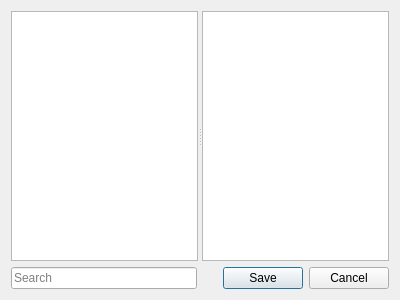
Old version of the form groupdialog.ui in the repository Kuszki/EW-Database.
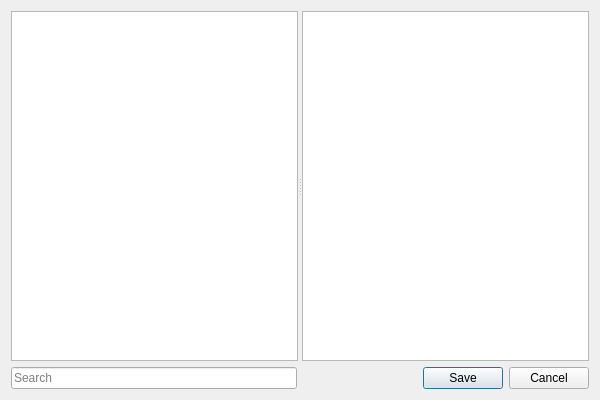
New version of the form. Icons and pictures are not drawn.

The edit to the form file:
```diff
--- a/groupdialog.ui
+++ b/groupdialog.ui
@@ -6,8 +6,8 @@
    <rect>
     <x>0</x>
     <y>0</y>
-    <width>400</width>
-    <height>300</height>
+    <width>600</width>
+    <height>400</height>
    </rect>
   </property>
   <property name="windowTitle">
```
